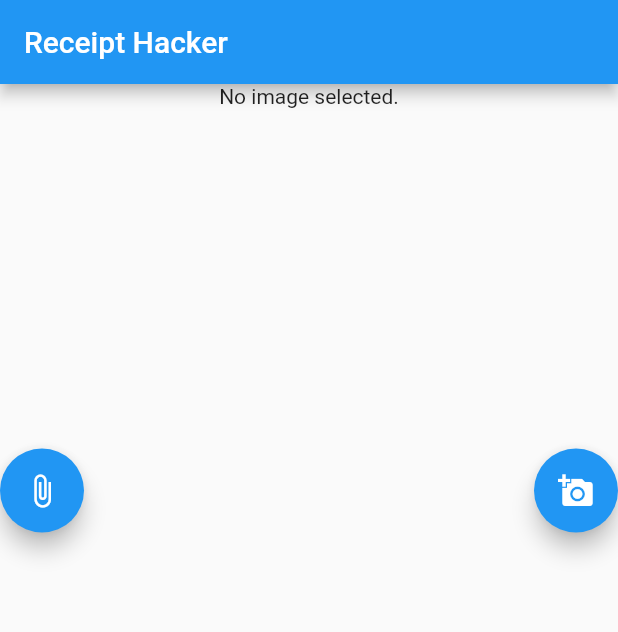
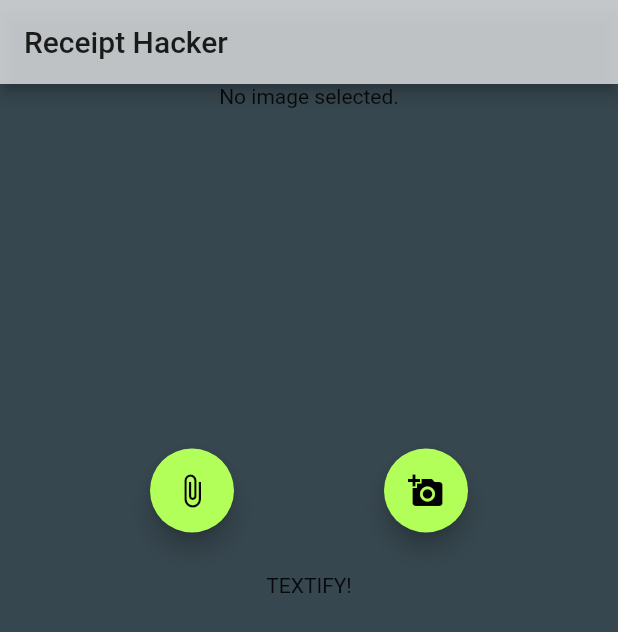
Before and after one commit to KanyantaM/receipt-hacker, a Flutter app: the screen it shows after launch, on a phone screen of 412 x 824 dp. Shown: the top 632 px of the screen. Run offline on Flutter 3.47's test engine with Material 2 defaults, Android fonts, the phone set to English and light mode, and no system bars; our stand-ins replace image_picker; missing offline and left inert: google_ml_kit, splash_screen_view.

Commit message:
created more screen pages and text brain file

```diff
--- /dev/null
+++ b/lib/components/compute_button.dart
@@ -0,0 +1,25 @@
+import 'package:flutter/material.dart';
+
+class ComputeButton extends StatelessWidget {
+  ComputeButton({required this.onTap, required this.buttonTitle});
+
+  final VoidCallback onTap;
+  final String buttonTitle;
+
+  @override
+  Widget build(BuildContext context) {
+    return GestureDetector(
+      onTap: onTap,
+      child: Container(
+        child: Center(
+          child: Text(
+            buttonTitle,
+          ),
+        ),
+        margin: EdgeInsets.only(top: 10.0),
+        width: double.infinity,
+        height: 50.0,
+      ),
+    );
+  }
+}
--- a/lib/main.dart
+++ b/lib/main.dart
@@ -1,5 +1,7 @@
 import 'package:flutter/material.dart';
-import 'screens/splashScreen.dart';
+import 'screens/splash_screen.dart';
+import 'screens/photo_page.dart';
+import 'screens/text_page.dart';
 
 void main() {
   runApp(MyApp());
@@ -10,8 +12,18 @@ class MyApp extends StatelessWidget {
   @override
   Widget build(BuildContext context) {
     return MaterialApp(
+      theme: ThemeData(
+        primaryColor: Colors.white70,
+        accentColor: Colors.lightGreenAccent,
+        scaffoldBackgroundColor: Colors.blueGrey[800],
+      ),
       title: 'Receipt Hacker',
-      home: SplashScreen(),
+      initialRoute: '/',
+      routes: {
+        '/': (context) => SplashScreen(),
+        '/photo': (context) => PhotoPage(),
+        '/textified': (context) => TextPage(),
+      },
     );
   }
 }
--- a/lib/screens/homePage.dart
+++ b/lib/screens/photo_page.dart
@@ -1,22 +1,23 @@
 import 'package:flutter/material.dart';
 import 'package:image_picker/image_picker.dart';
+import 'package:google_ml_kit/google_ml_kit.dart';
 import 'dart:io';
 import 'dart:async';
-import 'package:google_ml_kit/google_ml_kit.dart';
+import '../components/compute_button.dart';
+import 'text_page.dart';
 
-class homePage extends StatefulWidget {
-  const homePage({Key? key}) : super(key: key);
-
+class PhotoPage extends StatefulWidget {
   @override
-  _homePageState createState() => _homePageState();
+  _PhotoPageState createState() => _PhotoPageState();
 }
 
-class _homePageState extends State<homePage> {
+class _PhotoPageState extends State<PhotoPage> {
   String result = '';
   File? _image;
   InputImage? inputImage;
   final picker = ImagePicker();
 
+  //function picks image from gallery and displays on photo page
   Future pickImageFromGallery() async {
     final pickedFile = await picker.getImage(source: ImageSource.gallery);
 
@@ -24,13 +25,13 @@ class _homePageState extends State<homePage> {
       if (pickedFile != null) {
         _image = File(pickedFile.path);
         inputImage = InputImage.fromFilePath(pickedFile.path);
-        imageToText(inputImage);
       } else {
         print('No image selected.');
       }
     });
   }
 
+  //function triggers camera to take picture and then displays photo page
   Future captureImageFromCamera() async {
     final pickedFile = await picker.getImage(source: ImageSource.camera);
 
@@ -38,7 +39,6 @@ class _homePageState extends State<homePage> {
       if (pickedFile != null) {
         _image = File(pickedFile.path);
         inputImage = InputImage.fromFilePath(pickedFile.path);
-        imageToText(inputImage);
       } else {
         print('No image selected.');
       }
@@ -46,16 +46,24 @@ class _homePageState extends State<homePage> {
   }
 
   Future imageToText(inputImage) async {
+    result = '';
     final textDetector = GoogleMlKit.vision.textDetector();
     final RecognisedText recognisedText =
         await textDetector.processImage(inputImage);
 
     setState(() {
       String text = recognisedText.text;
+      print("whole text: ");
+      print(text);
       for (TextBlock block in recognisedText.blocks) {
+        //blocks (paragraph sections)
         final String text = block.text;
         for (TextLine line in block.lines) {
+          //lines
+          // print("Text line: ");
+          // print(text);
           for (TextElement element in line.elements) {
+            //words
             result += element.text + " ";
           }
         }
@@ -92,29 +100,31 @@ class _homePageState extends State<homePage> {
               ),
             ),
           ),
-          Stack(
+          Row(
+            mainAxisAlignment: MainAxisAlignment.spaceEvenly,
             children: <Widget>[
-              Align(
-                alignment: Alignment.centerLeft,
-                child: FloatingActionButton(
+              FloatingActionButton(
                 onPressed: () {
                   print('Pick Image');
                   pickImageFromGallery();
                 },
                 child: Icon(Icons.attach_file),
               ),
-              ),
-              Align(
-                alignment: Alignment.centerRight,
-                child: FloatingActionButton(
+              FloatingActionButton(
                 onPressed: () {
                   print('Take a photo');
                   captureImageFromCamera();
                 },
                 child: Icon(Icons.add_a_photo),
               ),
+            ],
           ),
-            ],
+          ComputeButton(
+            onTap: () {
+              TextParseBrain parse = TextParseBrain();
+              Navigator.pushNamed(context, '/textified', arguments: {});
+            },
+            buttonTitle: 'TEXTIFY!',
           ),
         ],
       ),
--- a/lib/screens/splashScreen.dart
+++ b/lib/screens/splash_screen.dart
@@ -1,6 +1,6 @@
 import 'package:flutter/material.dart';
 import 'package:splash_screen_view/SplashScreenView.dart';
-import 'homePage.dart';
+import 'photo_page.dart';
 
 class SplashScreen extends StatefulWidget {
   @override
@@ -11,7 +11,7 @@ class _SplashScreenState extends State<SplashScreen> {
   @override
   Widget build(BuildContext context) {
     return SplashScreenView(
-      navigateRoute: homePage(),
+      navigateRoute: PhotoPage(),
       duration: 5000,
       imageSize: 200,
       imageSrc: "assets/bill.png",
--- /dev/null
+++ b/lib/screens/text_page.dart
@@ -0,0 +1,12 @@
+import 'package:flutter/material.dart';
+
+class TextPage extends StatelessWidget {
+  @override
+  Widget build(BuildContext context) {
+    return Container(
+      child: Text(
+        'Reached text page',
+      ),
+    );
+  }
+}
--- /dev/null
+++ b/lib/text_parse_brain.dart
@@ -0,0 +1,6 @@
+import 'dart:math';
+
+class TextParseBrain {
+  //needs to take in
+
+}
```
Lines whose indentation alone changed are shown as unchanged.
